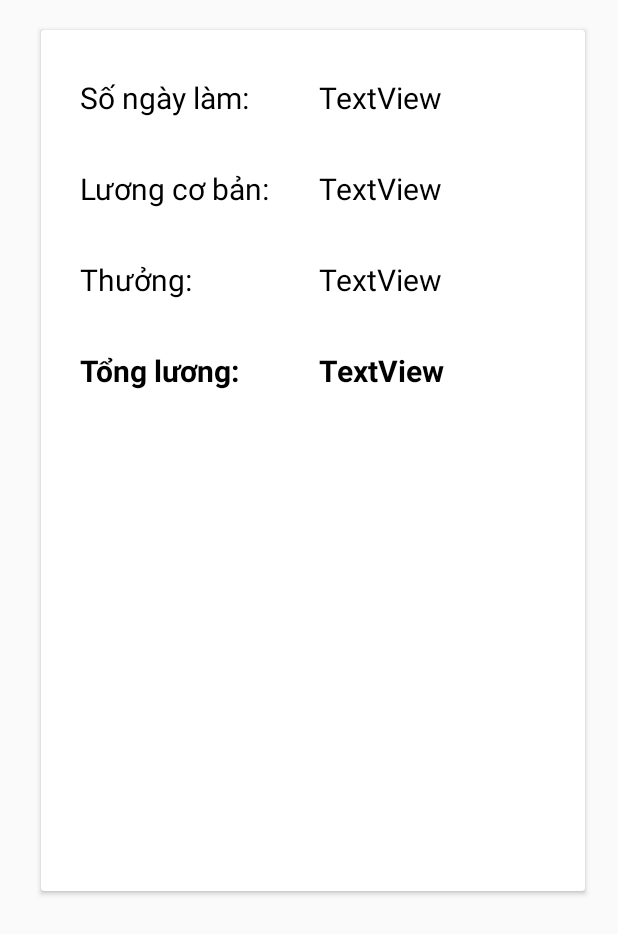
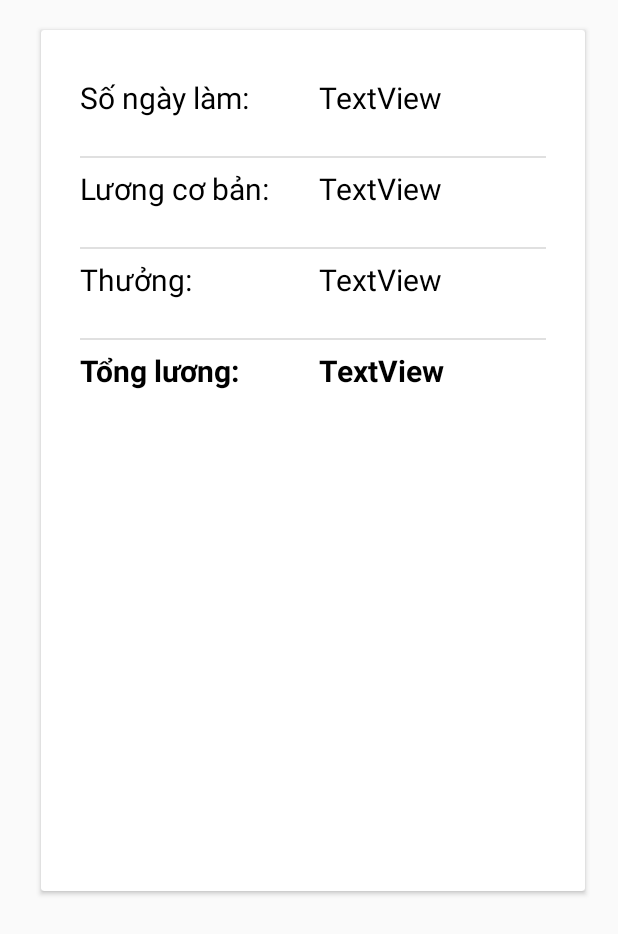
Before and after one commit to huunc97/app_hotel, an Android app: the layout activity_cham_cong.xml on its own in the app's theme, with its tools: preview values and no code run, on a phone screen of 412 x 824 dp. Shown: the top 934 px of the screen. Run offline under Robolectric (Android 15) with nearby library versions, the phone set to English and light mode, and no system bars.

Commit message:
Update activity_cham_cong.xml

```diff
--- a/app/src/main/res/layout/activity_cham_cong.xml
+++ b/app/src/main/res/layout/activity_cham_cong.xml
@@ -89,6 +89,14 @@
                 android:text="TextView"
                 android:textColor="#000000"
                 android:textSize="20dp" />
+            <View
+                style="@style/Divider.Horizontal"
+                android:layout_below="@+id/textViewSNL"
+                android:layout_alignParentStart="true"
+                android:layout_alignParentEnd="true"
+                android:layout_marginStart="10dp"
+                android:layout_marginTop="7dp"
+                android:layout_marginEnd="10dp" />
 
 
             <TextView
@@ -104,6 +112,14 @@
                 android:text="TextView"
                 android:textColor="#000000"
                 android:textSize="20dp" />
+            <View
+                style="@style/Divider.Horizontal"
+                android:layout_below="@+id/textViewLCB"
+                android:layout_alignParentStart="true"
+                android:layout_alignParentEnd="true"
+                android:layout_marginStart="10dp"
+                android:layout_marginTop="7dp"
+                android:layout_marginEnd="10dp" />
 
             <TextView
                 android:id="@+id/textViewThuong"
@@ -118,6 +134,14 @@
                 android:text="TextView"
                 android:textColor="#000000"
                 android:textSize="20dp" />
+            <View
+                style="@style/Divider.Horizontal"
+                android:layout_below="@+id/textViewThuong"
+                android:layout_alignParentStart="true"
+                android:layout_alignParentEnd="true"
+                android:layout_marginStart="10dp"
+                android:layout_marginTop="7dp"
+                android:layout_marginEnd="10dp" />
 
             <TextView
                 android:id="@+id/textViewLuong"
```
